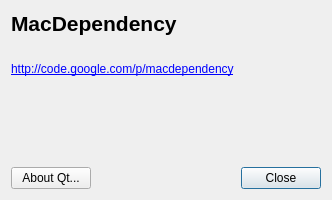
Old version of the form trunk/macdependency/aboutdialog.ui in the repository kwin/macdependency.
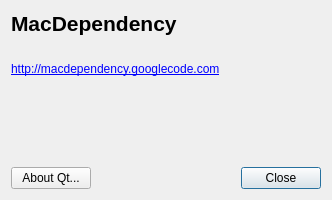
New version of the form.

Commit message: use simple link to googlecode.com

```diff
--- a/trunk/macdependency/aboutdialog.ui
+++ b/trunk/macdependency/aboutdialog.ui
@@ -50,7 +50,7 @@
    <item>
     <widget class="QLabel" name="label_3">
      <property name="text">
-      <string>&lt;a href=&quot;http://code.google.com/p/macdependency&quot;&gt;http://code.google.com/p/macdependency&lt;/a&gt;</string>
+      <string>&lt;a href=&quot;http://macdependency.googlecode.com&quot;&gt;http://macdependency.googlecode.com&lt;/a&gt;</string>
      </property>
      <property name="textFormat">
       <enum>Qt::AutoText</enum>
```
